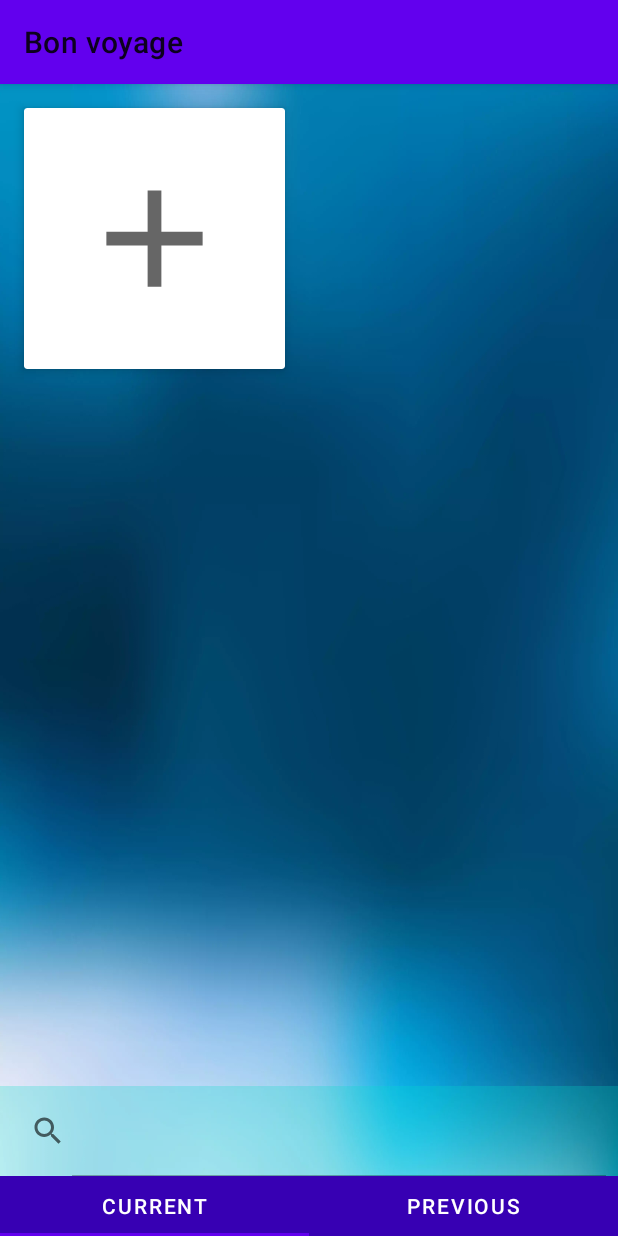
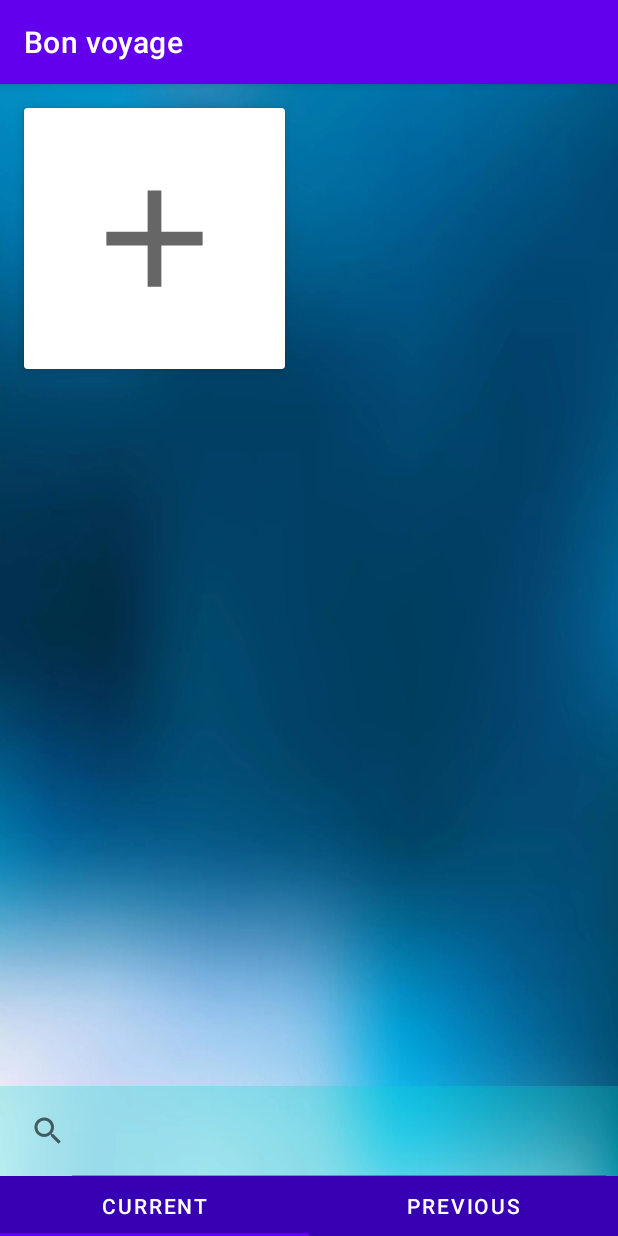
Before and after one commit to Obsidian96/Bon-Voyage, an Android app: the screen it shows after launch (MainActivity), on a phone screen of 412 x 824 dp. Run offline under Robolectric (Android 15) with nearby library versions, the light colour scheme and no system bars; our stand-ins replace Room's generated code; libraries missing offline, so code that uses them is left out: jp.wasabeef.glide; 1 statement that could not run was skipped.

Commit message:
Small design update

```diff
--- a/app/src/main/AndroidManifest.xml
+++ b/app/src/main/AndroidManifest.xml
@@ -14,7 +14,7 @@
         <activity android:name=".TripDetailActivity"
             android:windowSoftInputMode="stateHidden|adjustPan">
         </activity>
-        <activity android:name=".TripAddingActivity"></activity>
+        <activity android:name=".TripAddingActivity" />
         <activity android:name=".MainActivity"
             android:exported="true">
             <intent-filter>
--- a/app/src/main/java/paris/obsidian/bonvoyage/MainActivity.kt
+++ b/app/src/main/java/paris/obsidian/bonvoyage/MainActivity.kt
@@ -3,10 +3,14 @@ package paris.obsidian.bonvoyage
 import android.content.Intent
 import android.os.Bundle
 import android.util.Log
+import android.widget.ImageView
 import androidx.activity.viewModels
 import androidx.appcompat.app.AppCompatActivity
 import androidx.recyclerview.widget.GridLayoutManager
 import androidx.recyclerview.widget.RecyclerView
+import com.bumptech.glide.Glide
+import com.bumptech.glide.request.RequestOptions
+import jp.wasabeef.glide.transformations.BlurTransformation
 import kotlinx.coroutines.CoroutineScope
 import kotlinx.coroutines.Dispatchers
 import kotlinx.coroutines.launch
@@ -48,11 +52,7 @@ class MainActivity: AppCompatActivity() {
 
         Log.v(TAG, "Main activity loaded");
 
-        /* val backgroundImage: ImageView = findViewById(R.id.imageViewBackground)
-         Glide.with(this).load(R.drawable.airplane)
-             .apply(RequestOptions.bitmapTransform(BlurTransformation(1, 2)))
-             .into(backgroundImage)
-        */
+        window.setBackgroundDrawableResource(R.drawable.main_background)
     }
 
     private fun adapterOnClick(trip: Trip) {
--- a/app/src/main/res/layout/activity_main.xml
+++ b/app/src/main/res/layout/activity_main.xml
@@ -5,18 +5,6 @@
     android:layout_width="match_parent"
     android:layout_height="match_parent"
     tools:context=".MainActivity">
-
-    <ImageView
-        android:id="@+id/imageViewBackground"
-        android:layout_width="match_parent"
-        android:layout_height="match_parent"
-        android:src="@drawable/main_background"
-        android:scaleType="fitXY"
-        app:layout_constraintEnd_toEndOf="parent"
-        app:layout_constraintStart_toStartOf="parent"
-        app:layout_constraintTop_toTopOf="parent"
-        app:layout_constraintBottom_toTopOf="parent"
-        android:contentDescription="@string/background_image"/>
 
     <androidx.recyclerview.widget.RecyclerView
         android:id="@+id/countryRecycler"
--- a/app/src/main/res/values/colors.xml
+++ b/app/src/main/res/values/colors.xml
@@ -9,7 +9,8 @@
     <color name="teal_700">#FF00796B</color>
     <color name="teal_900">#FF004D40</color>
     <color name="black">#FF000000</color>
-    <color name="black_low_opacity">#80FFFFFF</color>
+    <color name="white_low_opacity">#80FFFFFF</color>
+    <color name="black_low_opacity">#20000000</color>
     <color name="white">#FFFFFFFF</color>
     <color name="red500">#FFF44336</color>
 </resources>
--- a/app/src/main/res/values/themes.xml
+++ b/app/src/main/res/values/themes.xml
@@ -9,13 +9,16 @@
         <item name="colorSecondary">@color/teal_200</item>
         <item name="colorSecondaryVariant">@color/teal_700</item>
         <item name="colorOnSecondary">@color/black</item>
+
+        <item name="actionBarTheme">@style/MyActionBar</item>
+
         <!-- Status bar color. -->
-        <item name="android:statusBarColor" tools:targetApi="l">?attr/colorPrimaryVariant</item>
-        <item name="android:actionBarStyle">@style/MyActionBar</item>
-        <!-- Customize your theme here. -->
+        <item name="android:statusBarColor" >?attr/colorPrimaryVariant</item>
     </style>
 
-    <style name="MyActionBar" parent="Theme.MaterialComponents.DayNight.DarkActionBar">
-        <item name="android:background">@color/purple_500</item>
+    <style name="MyActionBar" parent="Theme.MaterialComponents.DayNight">
+        <item name="android:textSize">@dimen/size_large</item>
+        <item name="android:textColorPrimary">@color/white</item>
     </style>
+
 </resources>
```
Also changed, not shown: app/src/main/res/layout/activity_country_detail.xml (+20 -10 lines), app/src/main/res/layout/view_day.xml (+8 -4 lines), app/src/main/res/values/sizes.xml (added, +7 -0 lines).
